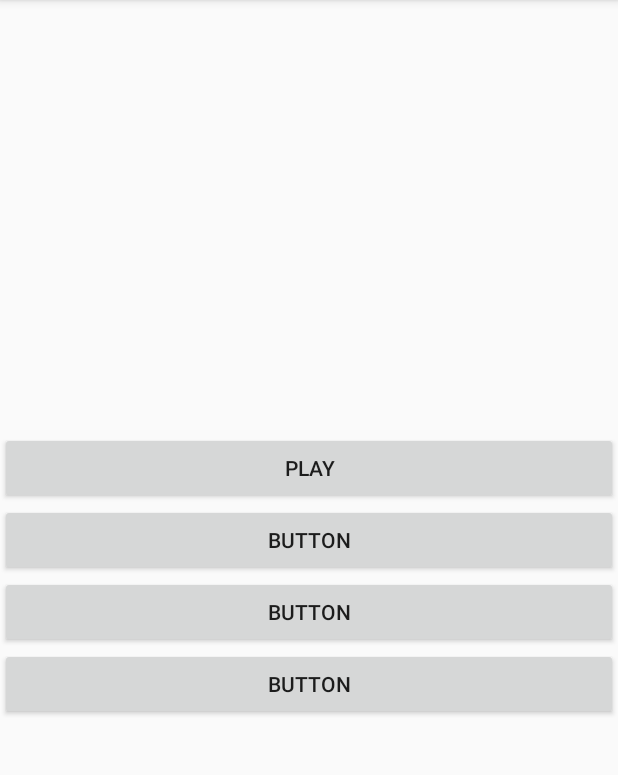
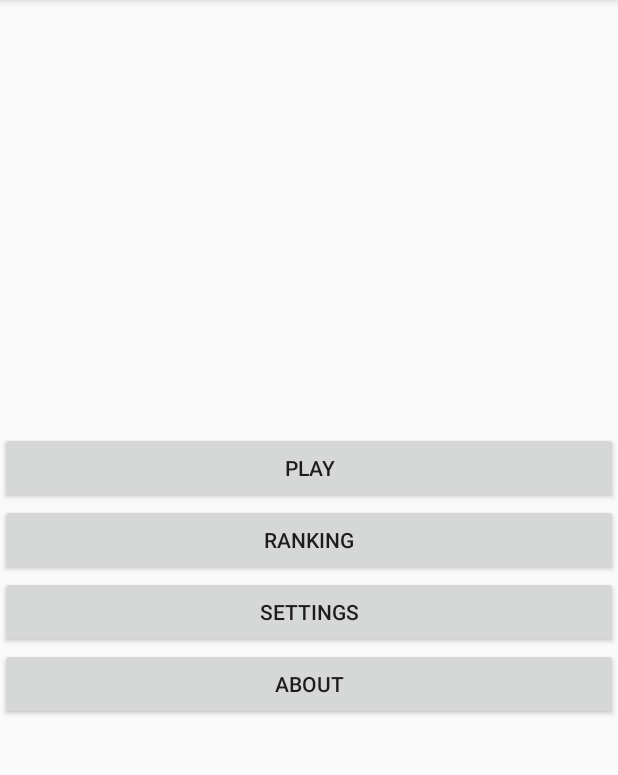
Before and after one commit to xVeri/PetitsCamperols, an Android app: the screen it shows after launch (MainActivity), on a phone screen of 412 x 824 dp, the part 84-859 px from its top. Run offline under Robolectric (Android 15) with nearby library versions, the phone set to English and light mode, and no system bars.

Commit message:
btn update i fitxer actQuant

```diff
--- /dev/null
+++ b/app/src/main/java/stucom/com/petitscamperols/actQuant.java
@@ -0,0 +1,4 @@
+package stucom.com.petitscamperols;
+
+public class actQuant {
+}
--- a/app/src/main/res/layout/activity_main.xml
+++ b/app/src/main/res/layout/activity_main.xml
@@ -22,21 +22,21 @@
             android:text="@string/btnJugar" />
 
         <Button
-            android:id="@+id/button2"
+            android:id="@+id/btnRanquing"
             android:layout_width="match_parent"
             android:layout_height="wrap_content"
-            android:text="Button" />
+            android:text="@string/btnRanquing" />
 
         <Button
-            android:id="@+id/button3"
+            android:id="@+id/btnAjustaments"
             android:layout_width="match_parent"
             android:layout_height="wrap_content"
-            android:text="Button" />
+            android:text="@string/btnAjustaments" />
 
         <Button
-            android:id="@+id/button4"
+            android:id="@+id/btnQuant"
             android:layout_width="match_parent"
             android:layout_height="wrap_content"
-            android:text="Button" />
+            android:text="@string/btnQuant" />
     </LinearLayout>
 </android.support.constraint.ConstraintLayout>
--- a/app/src/main/res/values/strings.xml
+++ b/app/src/main/res/values/strings.xml
@@ -2,6 +2,6 @@
     <string name="app_name">PetitsCamperols</string>
     <string name="btnJugar">Play</string>
     <string name="btnRanquing">Ranking</string>
-    <string name="btnAjustaments">Ajustaments</string>
+    <string name="btnAjustaments">Settings</string>
     <string name="btnQuant">About</string>
 </resources>
```
